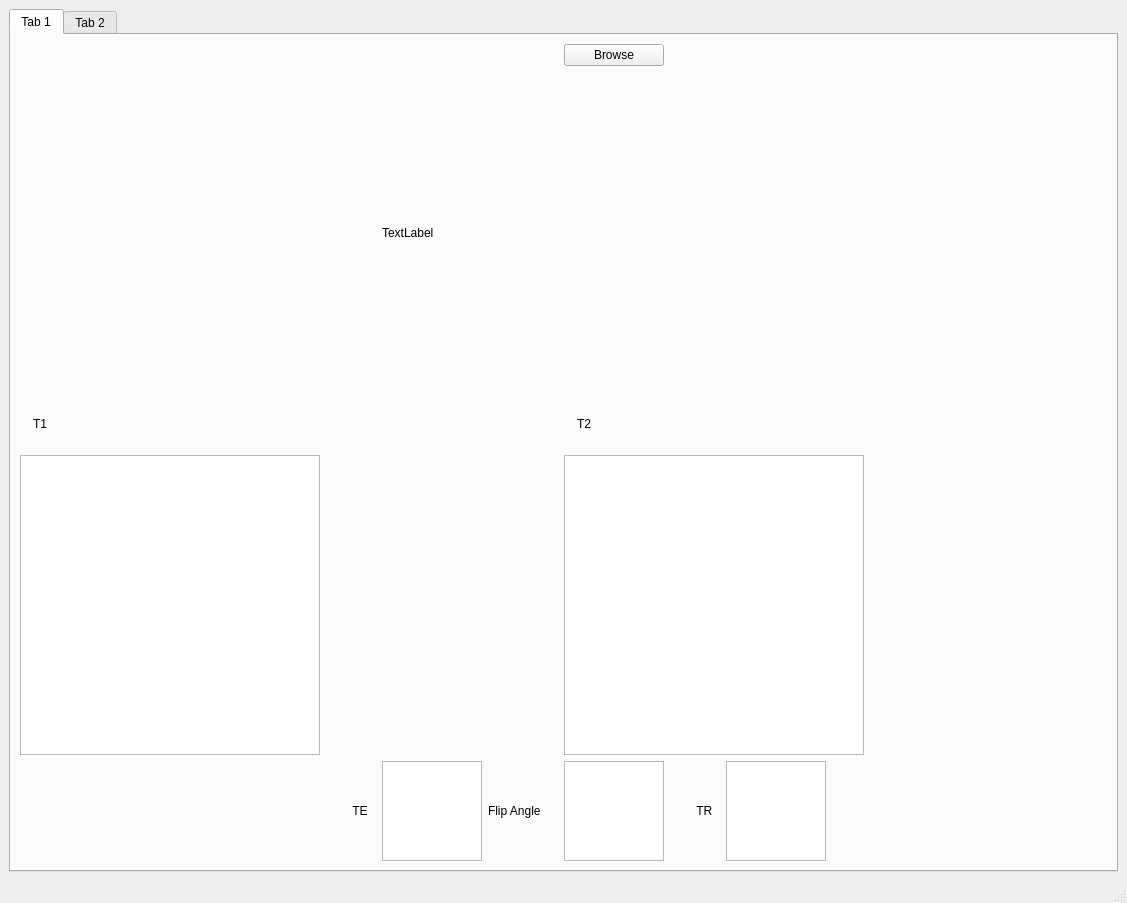
Qt form phantom_gui.ui (sbme-tutorials/MRI_task2-Team-4-) before a commit.
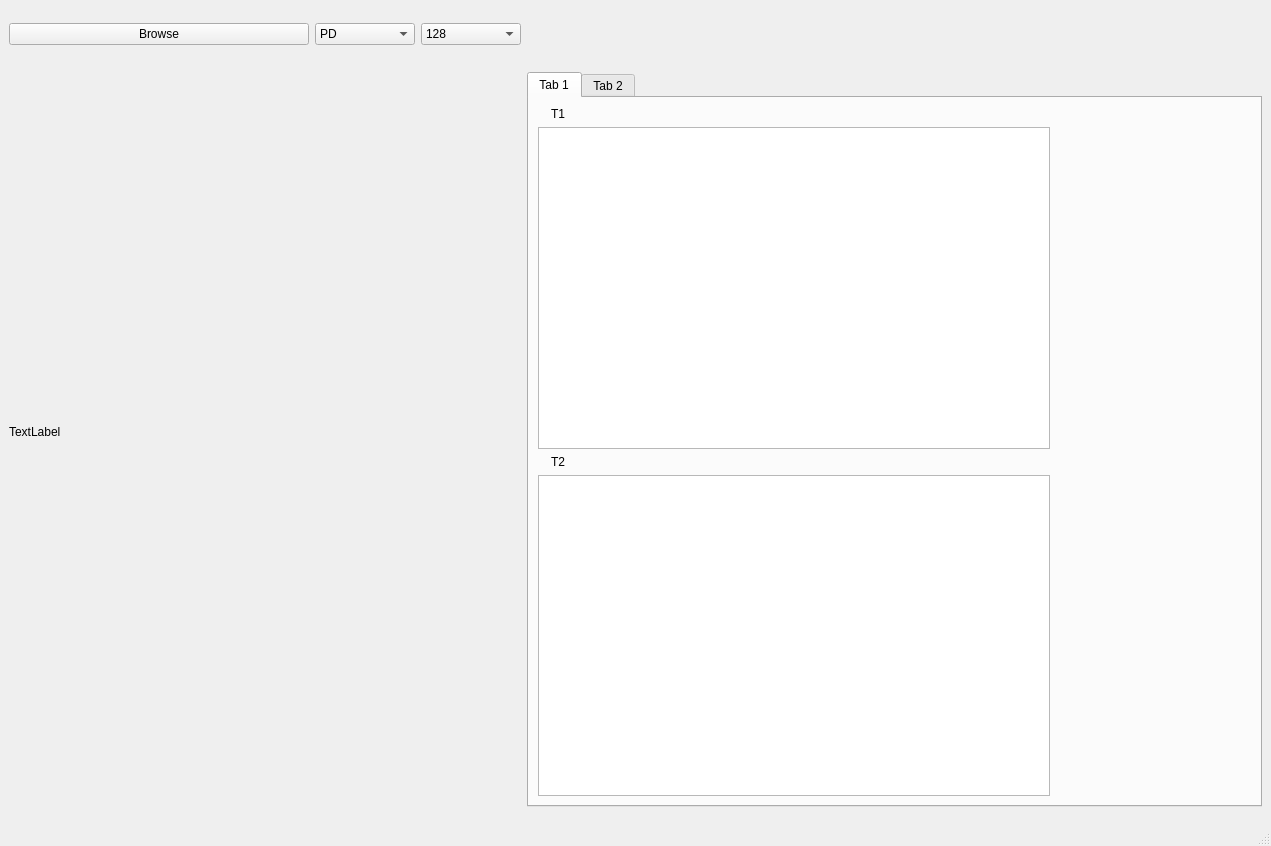
The same form after that commit. The open tabs and pages were chosen to show the change. Custom widgets are drawn as their Qt base class.

Patch:
```diff
--- a/phantom_gui.ui
+++ b/phantom_gui.ui
@@ -6,17 +6,122 @@
    <rect>
     <x>0</x>
     <y>0</y>
-    <width>1127</width>
-    <height>903</height>
+    <width>1271</width>
+    <height>846</height>
    </rect>
   </property>
   <property name="windowTitle">
    <string>MainWindow</string>
   </property>
   <widget class="QWidget" name="centralwidget">
-   <layout class="QGridLayout" name="gridLayout_2">
+   <layout class="QGridLayout" name="gridLayout">
     <item row="0" column="0">
+     <widget class="QPushButton" name="Browse">
+      <property name="text">
+       <string>Browse</string>
+      </property>
+     </widget>
+    </item>
+    <item row="0" column="1">
+     <widget class="QComboBox" name="comboBox">
+      <property name="minimumSize">
+       <size>
+        <width>10</width>
+        <height>20</height>
+       </size>
+      </property>
+      <property name="maximumSize">
+       <size>
+        <width>100</width>
+        <height>16777215</height>
+       </size>
+      </property>
+      <item>
+       <property name="text">
+        <string>PD</string>
+       </property>
+      </item>
+      <item>
+       <property name="text">
+        <string>T1</string>
+       </property>
+      </item>
+      <item>
+       <property name="text">
+        <string>T2</string>
+       </property>
+      </item>
+     </widget>
+    </item>
+    <item row="0" column="2">
+     <widget class="QComboBox" name="comboBox_2">
+      <property name="maximumSize">
+       <size>
+        <width>100</width>
+        <height>16777215</height>
+       </size>
+      </property>
+      <item>
+       <property name="text">
+        <string>128</string>
+       </property>
+      </item>
+      <item>
+       <property name="text">
+        <string>64</string>
+       </property>
+      </item>
+      <item>
+       <property name="text">
+        <string>32</string>
+       </property>
+      </item>
+      <item>
+       <property name="text">
+        <string>3</string>
+       </property>
+      </item>
+     </widget>
+    </item>
+    <item row="1" column="0" colspan="3">
+     <widget class="QLabel" name="showphantom">
+      <property name="enabled">
+       <bool>true</bool>
+      </property>
+      <property name="minimumSize">
+       <size>
+        <width>512</width>
+        <height>512</height>
+       </size>
+      </property>
+      <property name="maximumSize">
+       <size>
+        <width>512</width>
+        <height>512</height>
+       </size>
+      </property>
+      <property name="text">
+       <string>TextLabel</string>
+      </property>
+     </widget>
+    </item>
+    <item row="1" column="3">
      <widget class="QTabWidget" name="T2">
+      <property name="enabled">
+       <bool>true</bool>
+      </property>
+      <property name="minimumSize">
+       <size>
+        <width>735</width>
+        <height>735</height>
+       </size>
+      </property>
+      <property name="maximumSize">
+       <size>
+        <width>425</width>
+        <height>721</height>
+       </size>
+      </property>
       <property name="currentIndex">
        <number>0</number>
       </property>
@@ -24,130 +129,8 @@
        <attribute name="title">
         <string>Tab 1</string>
        </attribute>
-       <layout class="QGridLayout" name="gridLayout">
-        <item row="1" column="4" colspan="4">
-         <widget class="QLabel" name="showphantom">
-          <property name="maximumSize">
-           <size>
-            <width>520</width>
-            <height>520</height>
-           </size>
-          </property>
-          <property name="text">
-           <string>TextLabel</string>
-          </property>
-         </widget>
-        </item>
-        <item row="0" column="6">
-         <widget class="QPushButton" name="Browse">
-          <property name="text">
-           <string>Browse</string>
-          </property>
-         </widget>
-        </item>
-        <item row="4" column="0">
-         <widget class="QGraphicsView" name="viewT1">
-          <property name="maximumSize">
-           <size>
-            <width>300</width>
-            <height>300</height>
-           </size>
-          </property>
-         </widget>
-        </item>
-        <item row="3" column="0">
-         <widget class="QLabel" name="label_4">
-          <property name="maximumSize">
-           <size>
-            <width>50</width>
-            <height>50</height>
-           </size>
-          </property>
-          <property name="text">
-           <string>    T1</string>
-          </property>
-         </widget>
-        </item>
-        <item row="4" column="6" colspan="4">
-         <widget class="QGraphicsView" name="viewT2">
-          <property name="maximumSize">
-           <size>
-            <width>300</width>
-            <height>300</height>
-           </size>
-          </property>
-         </widget>
-        </item>
-        <item row="6" column="2">
-         <widget class="QLabel" name="label_3">
-          <property name="maximumSize">
-           <size>
-            <width>50</width>
-            <height>50</height>
-           </size>
-          </property>
-          <property name="text">
-           <string>        TE</string>
-          </property>
-         </widget>
-        </item>
-        <item row="6" column="8">
-         <widget class="QTextEdit" name="TR">
-          <property name="maximumSize">
-           <size>
-            <width>100</width>
-            <height>100</height>
-           </size>
-          </property>
-         </widget>
-        </item>
-        <item row="6" column="7">
-         <widget class="QLabel" name="label_7">
-          <property name="maximumSize">
-           <size>
-            <width>50</width>
-            <height>50</height>
-           </size>
-          </property>
-          <property name="text">
-           <string>        TR</string>
-          </property>
-         </widget>
-        </item>
-        <item row="6" column="6">
-         <widget class="QTextEdit" name="flipangle">
-          <property name="maximumSize">
-           <size>
-            <width>100</width>
-            <height>100</height>
-           </size>
-          </property>
-         </widget>
-        </item>
-        <item row="6" column="5">
-         <widget class="QLabel" name="label_6">
-          <property name="maximumSize">
-           <size>
-            <width>70</width>
-            <height>70</height>
-           </size>
-          </property>
-          <property name="text">
-           <string>Flip Angle</string>
-          </property>
-         </widget>
-        </item>
-        <item row="6" column="4">
-         <widget class="QTextEdit" name="TE">
-          <property name="maximumSize">
-           <size>
-            <width>100</width>
-            <height>100</height>
-           </size>
-          </property>
-         </widget>
-        </item>
-        <item row="3" column="6">
+       <layout class="QGridLayout" name="gridLayout_3">
+        <item row="2" column="0">
          <widget class="QLabel" name="label_5">
           <property name="maximumSize">
            <size>
@@ -160,66 +143,121 @@
           </property>
          </widget>
         </item>
+        <item row="0" column="0">
+         <widget class="QLabel" name="label_4">
+          <property name="maximumSize">
+           <size>
+            <width>50</width>
+            <height>50</height>
+           </size>
+          </property>
+          <property name="text">
+           <string>    T1</string>
+          </property>
+         </widget>
+        </item>
+        <item row="3" column="0" colspan="2">
+         <widget class="PlotWidget" name="t2">
+          <property name="maximumSize">
+           <size>
+            <width>512</width>
+            <height>512</height>
+           </size>
+          </property>
+         </widget>
+        </item>
+        <item row="1" column="0" colspan="2">
+         <widget class="PlotWidget" name="t1">
+          <property name="maximumSize">
+           <size>
+            <width>512</width>
+            <height>512</height>
+           </size>
+          </property>
+         </widget>
+        </item>
        </layout>
       </widget>
       <widget class="QWidget" name="tab_2">
        <attribute name="title">
         <string>Tab 2</string>
        </attribute>
-       <widget class="QLabel" name="label">
-        <property name="geometry">
-         <rect>
-          <x>24</x>
-          <y>340</y>
-          <width>441</width>
-          <height>301</height>
-         </rect>
-        </property>
-        <property name="maximumSize">
-         <size>
-          <width>520</width>
-          <height>520</height>
-         </size>
-        </property>
-        <property name="text">
-         <string>TextLabel</string>
-        </property>
-       </widget>
-       <widget class="QLabel" name="label_2">
-        <property name="geometry">
-         <rect>
-          <x>580</x>
-          <y>330</y>
-          <width>441</width>
-          <height>301</height>
-         </rect>
-        </property>
-        <property name="maximumSize">
-         <size>
-          <width>520</width>
-          <height>520</height>
-         </size>
-        </property>
-        <property name="text">
-         <string>TextLabel</string>
-        </property>
-       </widget>
-       <widget class="QTextEdit" name="flipangle2">
-        <property name="geometry">
-         <rect>
-          <x>470</x>
-          <y>50</y>
-          <width>100</width>
-          <height>87</height>
-         </rect>
-        </property>
-        <property name="maximumSize">
-         <size>
-          <width>100</width>
-          <height>100</height>
-         </size>
-        </property>
-       </widget>
+       <layout class="QGridLayout" name="gridLayout_2">
+        <item row="0" column="0" colspan="3">
+         <widget class="QLabel" name="constImage">
+          <property name="minimumSize">
+           <size>
+            <width>200</width>
+            <height>200</height>
+           </size>
+          </property>
+          <property name="maximumSize">
+           <size>
+            <width>520</width>
+            <height>520</height>
+           </size>
+          </property>
+          <property name="text">
+           <string>TextLabel</string>
+          </property>
+          <property name="scaledContents">
+           <bool>true</bool>
+          </property>
+         </widget>
+        </item>
+        <item row="1" column="0">
+         <widget class="QLabel" name="kspace">
+          <property name="maximumSize">
+           <size>
+            <width>520</width>
+            <height>520</height>
+           </size>
+          </property>
+          <property name="text">
+           <string>TextLabel</string>
+          </property>
+          <property name="scaledContents">
+           <bool>true</bool>
+          </property>
+         </widget>
+        </item>
+        <item row="2" column="0">
+         <widget class="QLineEdit" name="flipangle"/>
+        </item>
+        <item row="2" column="1">
+         <widget class="QLineEdit" name="TE"/>
+        </item>
+        <item row="2" column="2">
+         <widget class="QLineEdit" name="TR"/>
+        </item>
+        <item row="3" column="0">
+         <widget class="QLabel" name="label_8">
+          <property name="maximumSize">
+           <size>
+            <width>16777215</width>
+            <height>20</height>
+           </size>
+          </property>
+          <property name="text">
+           <string>FA</string>
+          </property>
+         </widget>
+        </item>
+        <item row="3" column="1">
+         <widget class="QLabel" name="label_9">
+          <property name="text">
+           <string>TE</string>
+          </property>
+         </widget>
+        </item>
+        <item row="3" column="2">
+         <widget class="QLabel" name="label_10">
+          <property name="text">
+           <string>TR</string>
+          </property>
+         </widget>
+        </item>
+       </layout>
       </widget>
      </widget>
     </item>
@@ -237,6 +275,13 @@
   </widget>
   <widget class="QStatusBar" name="statusbar"/>
  </widget>
+ <customwidgets>
+  <customwidget>
+   <class>PlotWidget</class>
+   <extends>QGraphicsView</extends>
+   <header location="global">pyqtgraph</header>
+  </customwidget>
+ </customwidgets>
  <resources/>
  <connections/>
 </ui>
```
Left out of the diff: 6 changed lines with no effect on the pictures.
